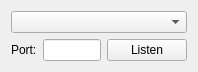
samulacrum/qt-audio-networking, file Server/mainwindow.ui: the form before one commit.
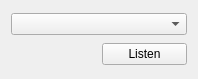
The form after the commit.

Commit message: setup default port in server (8002)

The edit to the form file:
```diff
--- a/Server/mainwindow.ui
+++ b/Server/mainwindow.ui
@@ -7,7 +7,7 @@
     <x>0</x>
     <y>0</y>
     <width>198</width>
-    <height>67</height>
+    <height>79</height>
    </rect>
   </property>
   <property name="windowTitle">
@@ -15,24 +15,14 @@
   </property>
   <widget class="QWidget" name="centralWidget">
    <layout class="QGridLayout" name="gridLayout">
-    <item row="2" column="0">
-     <widget class="QLabel" name="label">
-      <property name="text">
-       <string>Port:</string>
-      </property>
-     </widget>
-    </item>
     <item row="2" column="1">
-     <widget class="QLineEdit" name="lineEdit"/>
-    </item>
-    <item row="2" column="2">
      <widget class="QPushButton" name="pushButton">
       <property name="text">
        <string>Listen</string>
       </property>
      </widget>
     </item>
-    <item row="0" column="0" colspan="3">
+    <item row="0" column="0" colspan="2">
      <widget class="QComboBox" name="comboBox"/>
     </item>
    </layout>
```
The commit also changes 3 other files.
